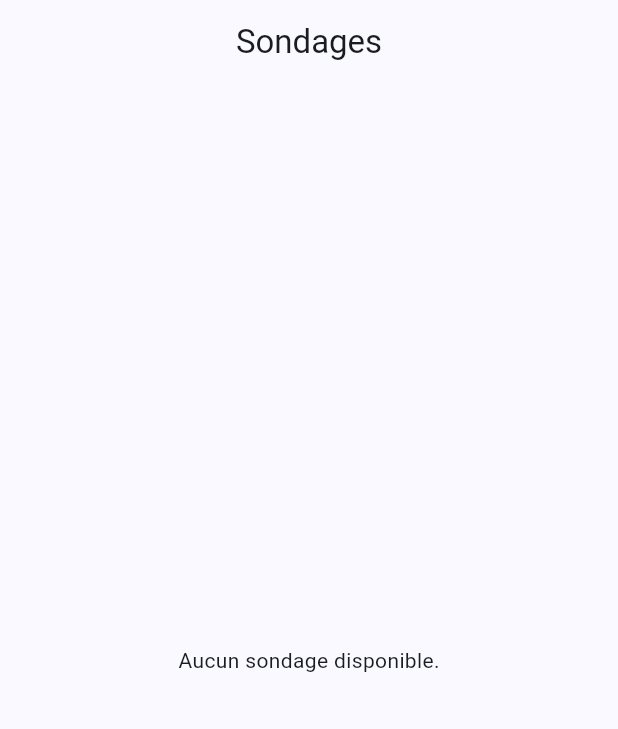
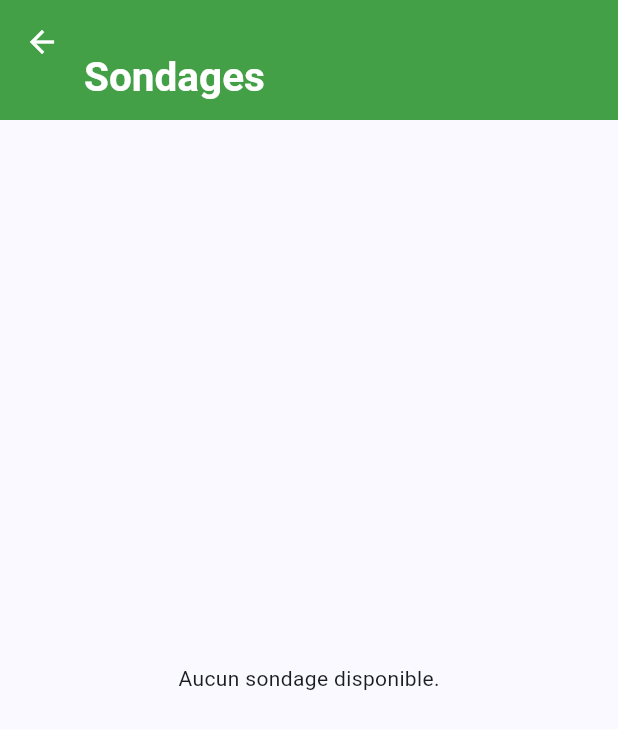
Before and after one commit to Cedric0510/civic_application, a Flutter app: the PollsPage screen opened by its route, on a phone screen of 412 x 824 dp. Shown: the top 729 px of the screen. Run offline on Flutter 3.47's test engine with Material 3 defaults, Android fonts, the phone set to English and light mode, and no system bars; our stand-ins replace equatable, flutter_dotenv, flutter_riverpod, go_router, supabase_flutter; accounts and stored records are empty.

Commit message:
polls page designed

```diff
--- a/lib/features/polls/presentation/pages/polls_page.dart
+++ b/lib/features/polls/presentation/pages/polls_page.dart
@@ -2,27 +2,63 @@ import 'package:civic_app/features/polls/presentation/controllers/polls_controll
 import 'package:civic_app/features/polls/presentation/widgets/poll_card.dart';
 import 'package:flutter/material.dart';
 import 'package:flutter_riverpod/flutter_riverpod.dart';
+import 'package:go_router/go_router.dart';
 
 class PollsPage extends ConsumerWidget {
   const PollsPage({super.key});
+
+  static const Color _headerColor = Color(0xFF43A047);
 
   @override
   Widget build(BuildContext context, WidgetRef ref) {
     final state = ref.watch(pollsControllerProvider);
 
     return Scaffold(
-      appBar: AppBar(title: const Text('Sondages')),
-      body: state.when(
-        loading: () => const Center(child: CircularProgressIndicator()),
-        error: (error, stackTrace) =>
-            const Center(child: Text('Impossible de charger les sondages.')),
-        data: (polls) => polls.isEmpty
-            ? const Center(child: Text('Aucun sondage disponible.'))
-            : ListView.builder(
-                padding: const EdgeInsets.all(16),
-                itemCount: polls.length,
-                itemBuilder: (context, index) => PollCard(poll: polls[index]),
+      body: CustomScrollView(
+        slivers: [
+          SliverAppBar(
+            expandedHeight: 80,
+            pinned: true,
+            backgroundColor: _headerColor,
+            foregroundColor: Colors.white,
+            leading: IconButton(
+              icon: const Icon(Icons.arrow_back),
+              onPressed: () => context.go('/home'),
+            ),
+            flexibleSpace: const FlexibleSpaceBar(
+              title: Text(
+                'Sondages',
+                style: TextStyle(
+                  fontWeight: FontWeight.bold,
+                  color: Colors.white,
+                  fontSize: 18,
+                ),
               ),
+              titlePadding: EdgeInsets.only(left: 56, bottom: 12),
+              background: ColoredBox(color: _headerColor),
+            ),
+          ),
+          state.when(
+            loading: () => const SliverFillRemaining(
+              child: Center(child: CircularProgressIndicator()),
+            ),
+            error: (error, stackTrace) => const SliverFillRemaining(
+              child: Center(child: Text('Impossible de charger les sondages.')),
+            ),
+            data: (polls) => polls.isEmpty
+                ? const SliverFillRemaining(
+                    child: Center(child: Text('Aucun sondage disponible.')),
+                  )
+                : SliverPadding(
+                    padding: const EdgeInsets.all(16),
+                    sliver: SliverList.builder(
+                      itemCount: polls.length,
+                      itemBuilder: (context, index) =>
+                          PollCard(poll: polls[index]),
+                    ),
+                  ),
+          ),
+        ],
       ),
     );
   }
```
